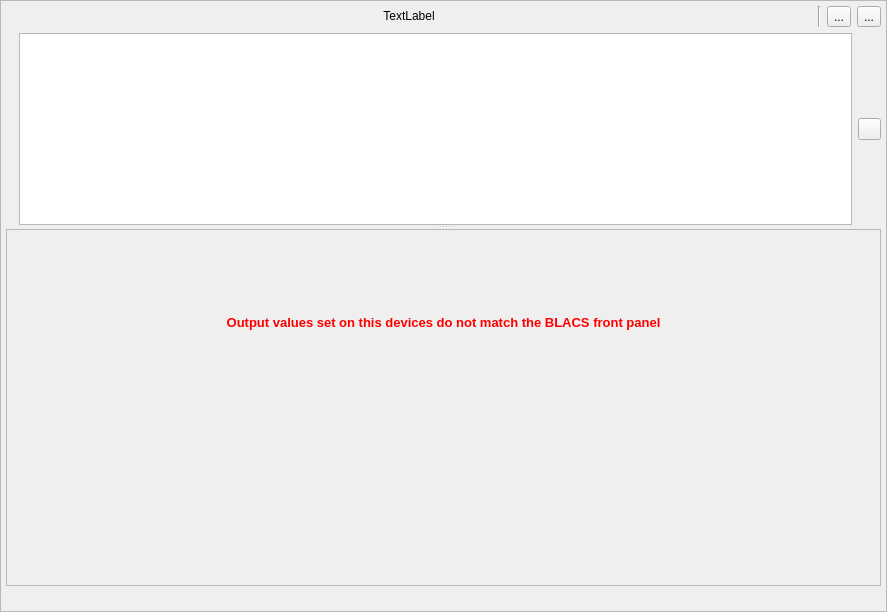
Old version of the form tab_frame.ui in the repository labscript-suite-temp/blacs.
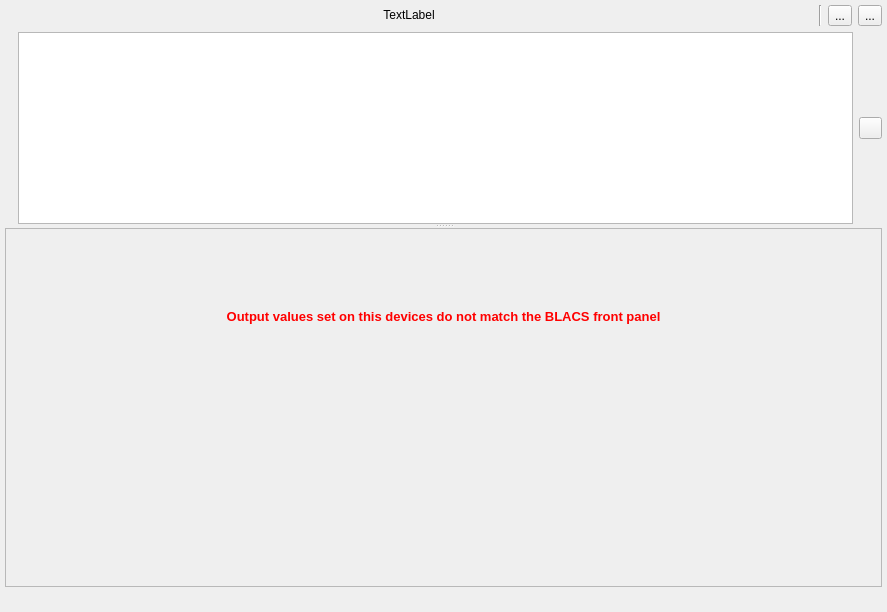
New version of the form. Icons and pictures are not drawn.

Commit message: Removed additional frame around tab - now there is one fewer box around the content. Removed content margins around the scroll area - all the contents are themselves widgets with default margins anyway, so no need to double up with excessive margins.

What changed in the file:
```diff
--- a/tab_frame.ui
+++ b/tab_frame.ui
@@ -14,10 +14,7 @@
    <string>Frame</string>
   </property>
   <property name="frameShape">
-   <enum>QFrame::StyledPanel</enum>
-  </property>
-  <property name="frameShadow">
-   <enum>QFrame::Raised</enum>
+   <enum>QFrame::NoFrame</enum>
   </property>
   <layout class="QVBoxLayout" name="verticalLayout_2">
    <property name="margin">
@@ -227,13 +224,13 @@
         <rect>
          <x>0</x>
          <y>0</y>
-         <width>873</width>
-         <height>343</height>
+         <width>875</width>
+         <height>345</height>
         </rect>
        </property>
        <layout class="QVBoxLayout" name="verticalLayout_3">
         <property name="margin">
-         <number>11</number>
+         <number>0</number>
         </property>
         <item>
          <widget class="QWidget" name="changed_widget" native="true">
```
